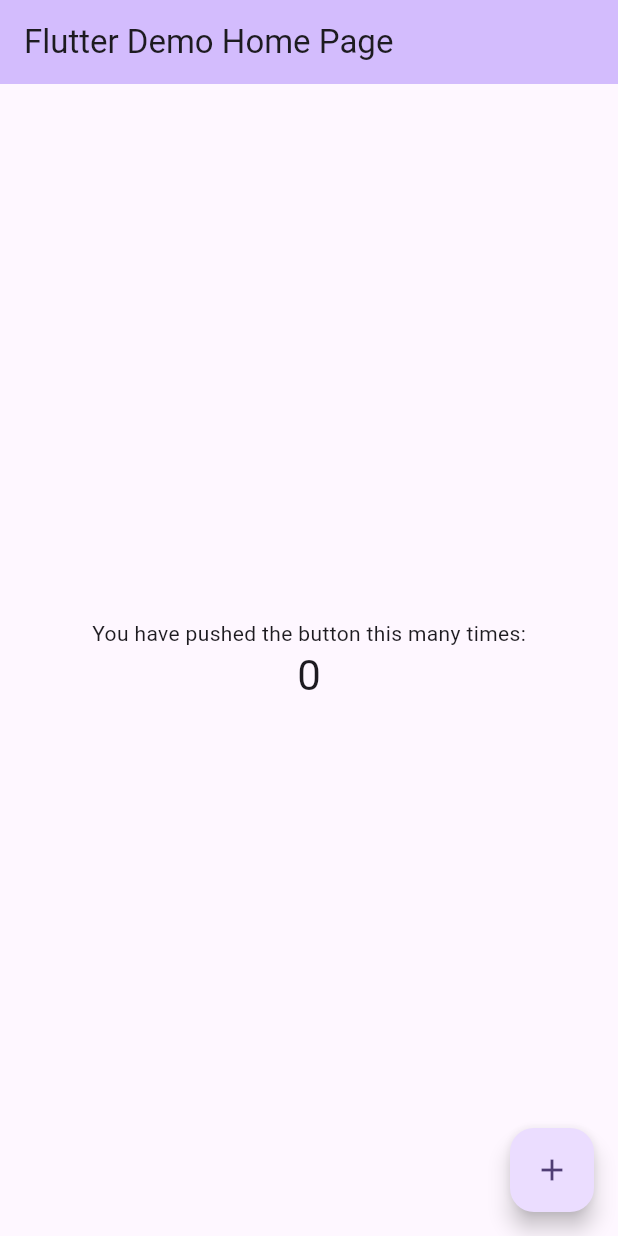
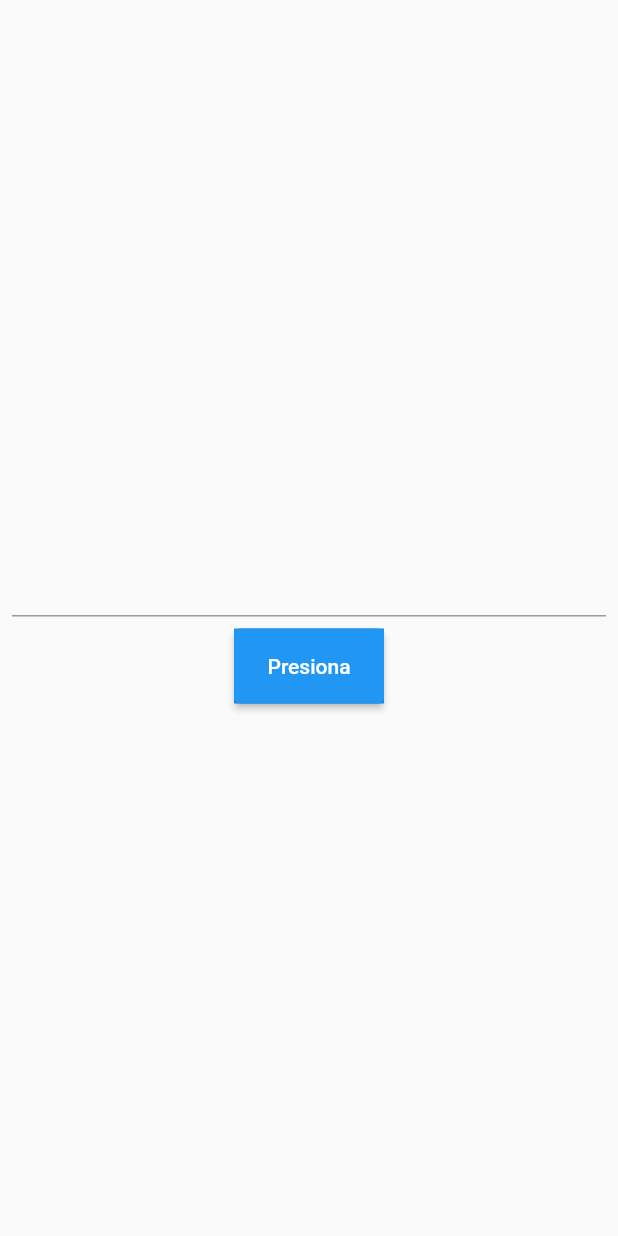
Before and after one commit to BenjaEsteban/Text-to-speech-with-Flutter, a Flutter app: the screen it shows after launch, on a phone screen of 412 x 824 dp. Run offline on Flutter 3.47's test engine with Material 2 defaults, Android fonts, the phone set to English and light mode, and no system bars; our stand-ins replace flutter_tts.

Commit message:
[ADD] Text to Speech function

```diff
--- a/lib/main.dart
+++ b/lib/main.dart
@@ -1,125 +1,64 @@
 import 'package:flutter/material.dart';
+import 'package:flutter_tts/flutter_tts.dart';
 
 void main() {
-  runApp(const MyApp());
+  // ignore: prefer_const_constructors
+  runApp(MyApp());
 }
 
 class MyApp extends StatelessWidget {
   const MyApp({super.key});
 
-  // This widget is the root of your application.
   @override
   Widget build(BuildContext context) {
     return MaterialApp(
-      title: 'Flutter Demo',
-      theme: ThemeData(
-        // This is the theme of your application.
-        //
-        // TRY THIS: Try running your application with "flutter run". You'll see
-        // the application has a blue toolbar. Then, without quitting the app,
-        // try changing the seedColor in the colorScheme below to Colors.green
-        // and then invoke "hot reload" (save your changes or press the "hot
-        // reload" button in a Flutter-supported IDE, or press "r" if you used
-        // the command line to start the app).
-        //
-        // Notice that the counter didn't reset back to zero; the application
-        // state is not lost during the reload. To reset the state, use hot
-        // restart instead.
-        //
-        // This works for code too, not just values: Most code changes can be
-        // tested with just a hot reload.
-        colorScheme: ColorScheme.fromSeed(seedColor: Colors.deepPurple),
-        useMaterial3: true,
-      ),
-      home: const MyHomePage(title: 'Flutter Demo Home Page'),
+      debugShowCheckedModeBanner: false,
+      theme: ThemeData(),
+      home: TextToSpeech(),
     );
   }
 }
 
-class MyHomePage extends StatefulWidget {
-  const MyHomePage({super.key, required this.title});
+class TextToSpeech extends StatelessWidget {
+  final TextEditingController _textEditingController = TextEditingController();
+  final FlutterTts _flutterTts = FlutterTts();
+  TextToSpeech({super.key});
 
-  // This widget is the home page of your application. It is stateful, meaning
-  // that it has a State object (defined below) that contains fields that affect
-  // how it looks.
-
-  // This class is the configuration for the state. It holds the values (in this
-  // case the title) provided by the parent (in this case the App widget) and
-  // used by the build method of the State. Fields in a Widget subclass are
-  // always marked "final".
-
-  final String title;
-
-  @override
-  State<MyHomePage> createState() => _MyHomePageState();
-}
-
-class _MyHomePageState extends State<MyHomePage> {
-  int _counter = 0;
-
-  void _incrementCounter() {
-    setState(() {
-      // This call to setState tells the Flutter framework that something has
-      // changed in this State, which causes it to rerun the build method below
-      // so that the display can reflect the updated values. If we changed
-      // _counter without calling setState(), then the build method would not be
-      // called again, and so nothing would appear to happen.
-      _counter++;
-    });
+  speak(String text) async {
+    await _flutterTts.setLanguage("en-US");
+    await _flutterTts.setPitch(0.8);
+    await _flutterTts.speak(text);
   }
 
   @override
   Widget build(BuildContext context) {
-    // This method is rerun every time setState is called, for instance as done
-    // by the _incrementCounter method above.
-    //
-    // The Flutter framework has been optimized to make rerunning build methods
-    // fast, so that you can just rebuild anything that needs updating rather
-    // than having to individually change instances of widgets.
     return Scaffold(
-      appBar: AppBar(
-        // TRY THIS: Try changing the color here to a specific color (to
-        // Colors.amber, perhaps?) and trigger a hot reload to see the AppBar
-        // change color while the other colors stay the same.
-        backgroundColor: Theme.of(context).colorScheme.inversePrimary,
-        // Here we take the value from the MyHomePage object that was created by
-        // the App.build method, and use it to set our appbar title.
-        title: Text(widget.title),
-      ),
-      body: Center(
-        // Center is a layout widget. It takes a single child and positions it
-        // in the middle of the parent.
-        child: Column(
-          // Column is also a layout widget. It takes a list of children and
-          // arranges them vertically. By default, it sizes itself to fit its
-          // children horizontally, and tries to be as tall as its parent.
-          //
-          // Column has various properties to control how it sizes itself and
-          // how it positions its children. Here we use mainAxisAlignment to
-          // center the children vertically; the main axis here is the vertical
-          // axis because Columns are vertical (the cross axis would be
-          // horizontal).
-          //
-          // TRY THIS: Invoke "debug painting" (choose the "Toggle Debug Paint"
-          // action in the IDE, or press "p" in the console), to see the
-          // wireframe for each widget.
-          mainAxisAlignment: MainAxisAlignment.center,
-          children: <Widget>[
-            const Text(
-              'You have pushed the button this many times:',
+      body: SafeArea(
+          child: Column(
+        children: [
+          // ignore: prefer_const_constructors
+          Spacer(),
+          Padding(
+            padding: const EdgeInsets.all(8.0),
+            child: TextField(
+              controller: _textEditingController,
             ),
-            Text(
-              '$_counter',
-              style: Theme.of(context).textTheme.headlineMedium,
-            ),
-          ],
-        ),
-      ),
-      floatingActionButton: FloatingActionButton(
-        onPressed: _incrementCounter,
-        tooltip: 'Increment',
-        child: const Icon(Icons.add),
-      ), // This trailing comma makes auto-formatting nicer for build methods.
+          ),
+          Container(
+            width: 100,
+            height: 50,
+            color: Colors.blue,
+            child: ElevatedButton(
+                onPressed: () {
+                  speak(_textEditingController.text);
+                },
+                // ignore: prefer_const_constructors
+                child: Center(child: Text("Presiona"))),
+          ),
+          // ignore: prefer_const_constructors
+          Spacer(),
+        ],
+      )),
     );
   }
 }
--- a/pubspec.yaml
+++ b/pubspec.yaml
@@ -35,6 +35,7 @@ dependencies:
   # The following adds the Cupertino Icons font to your application.
   # Use with the CupertinoIcons class for iOS style icons.
   cupertino_icons: ^1.0.2
+  flutter_tts: ^3.8.3
 
 dev_dependencies:
   flutter_test:
```
Also changed, not shown: pubspec.lock, 10 other files.
